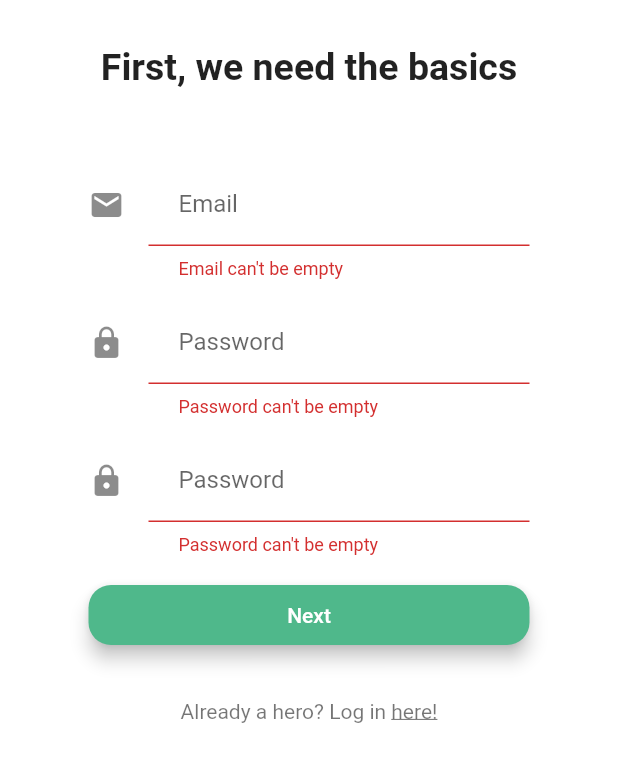
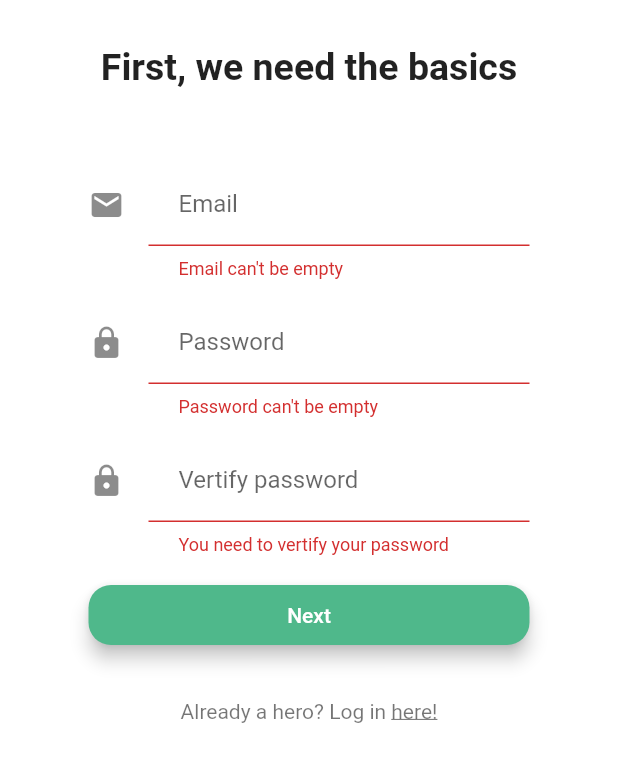
Before and after one commit to azero-as/hotg, a Flutter app: the screen it shows after launch, after a tap on "Next", on a phone screen of 412 x 824 dp, the part 264-1046 px from its top. Run offline on Flutter 3.47's test engine with Material 2 defaults, Android fonts, the phone set to English and light mode, and no system bars; our stand-ins replace firebase_auth; accounts and stored records are empty.

Commit message:
#4 Add password validation
Makes sure that you can't create a user if your passwords aren't equal.

```diff
--- a/heroes_app/lib/signup.dart
+++ b/heroes_app/lib/signup.dart
@@ -3,6 +3,7 @@ import 'login.dart';
 //import 'signuplevel.dart';
 //import 'frontpage.dart';
 import 'authentication.dart';
+import 'dart:async';
 
 //This is the signup page
 
@@ -30,6 +31,7 @@ class _SignupPageState extends State<SignupPage> {
 
   String _email;
   String _password;
+  String _passwordVertification;
   String _errorMessage;
 
   bool _isIos;
@@ -80,7 +82,7 @@ class _SignupPageState extends State<SignupPage> {
               _passwordInput2(),
               _nextButton(),
               _loginButton(),
-//              _showErrorMessage(),
+              _showErrorMessage(),
             ],
           ),
         ));
@@ -157,12 +159,12 @@ class _SignupPageState extends State<SignupPage> {
         obscureText: true,
         decoration: InputDecoration(
           icon: Icon(Icons.lock),
-          labelText: 'Password',
+          labelText: 'Vertify password',
           contentPadding: EdgeInsets.fromLTRB(20.0, 10.0, 20.0, 10.0),
           border: UnderlineInputBorder(),
         ),
-        validator: (value) => value.isEmpty ? 'Password can\'t be empty' : null,
-        onSaved: (value) => _password = value,
+        validator: (value) => value.isEmpty ? 'You need to vertify your password' : null,
+        onSaved: (value) => _passwordVertification = value,
       ),
     );
   }
@@ -210,6 +212,23 @@ class _SignupPageState extends State<SignupPage> {
     );
   }
 
+  Widget _showErrorMessage() {
+    if (_errorMessage.length > 0 && _errorMessage != null) {
+      return new Text(
+        _errorMessage,
+        style: TextStyle(
+            fontSize: 13.0,
+            color: Colors.red,
+            height: 1.0,
+            fontWeight: FontWeight.w300),
+      );
+    } else {
+      return new Container(
+        height: 0.0,
+      );
+    }
+  }
+
   @override
   void initState() {
     _errorMessage = "";
@@ -222,7 +241,15 @@ class _SignupPageState extends State<SignupPage> {
     final form = _formKey.currentState;
     if (form.validate()) {
       form.save();
-      return true;
+      // Check if passwords are equal
+      if (_passwordVertification==_password) {
+        return true;
+      }
+      else {
+        setState(() {
+          _errorMessage = "Passwords are different";
+        });
+      }
     }
     return false;
   }
@@ -233,12 +260,7 @@ class _SignupPageState extends State<SignupPage> {
       _errorMessage = "";
       _isLoading = true;
     });
-    if (_email == null) {
-      _isLoading = false;
-    }
-    if (_password == null) {
-      _isLoading = false;
-    }
+
     if (_validateAndSave()) {
       String userId = "";
       try {
@@ -266,6 +288,12 @@ class _SignupPageState extends State<SignupPage> {
         });
       }
     }
+    // To prevent loading circle to continue if you've clicked the next button twice with no passwords set.
+    else {
+      setState(() {
+        _isLoading = false;
+      });
+    }
   }
 
   //loading circle
```
